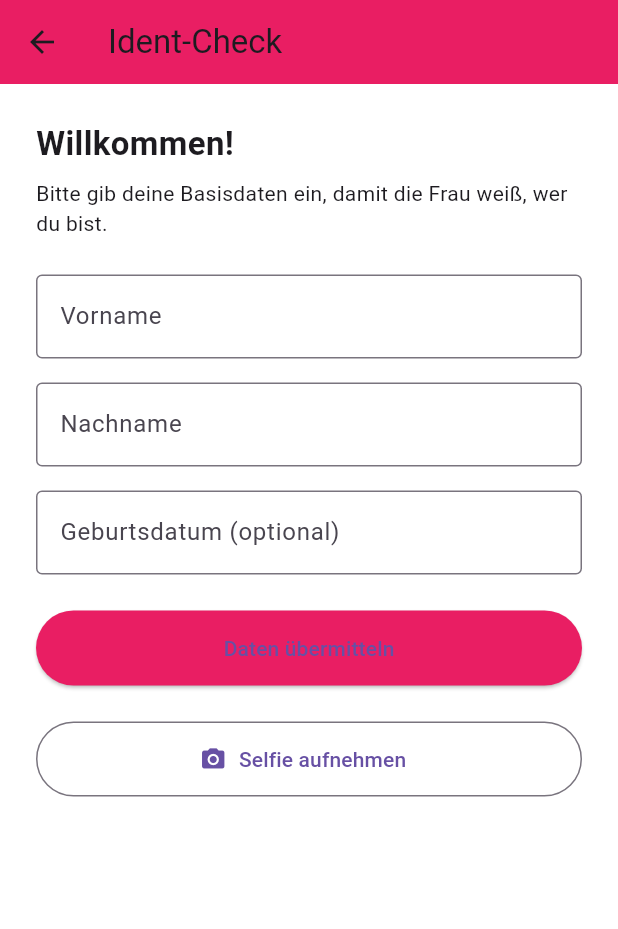
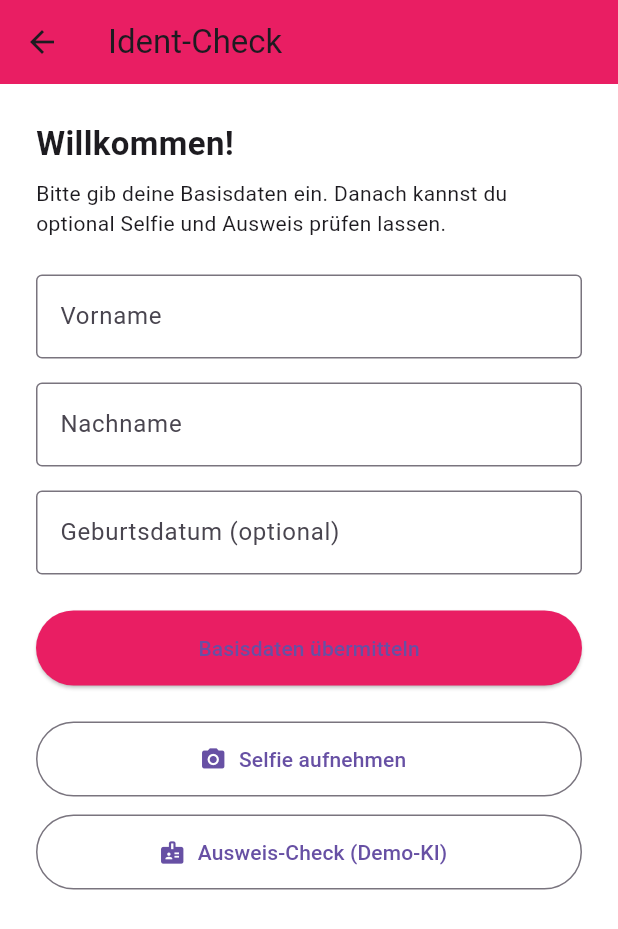
Before and after one commit to skberlin/mysafedaddy, a Flutter app: the InvitationScreen screen opened by its route, after a tap on "Einladung erstellen", after a tap on "Als Gast testen", on a phone screen of 412 x 824 dp. Shown: the top 929 px of the screen. Run offline on Flutter 3.47's test engine with Material 3 defaults, Android fonts, the phone set to English and light mode, and no system bars; our stand-ins replace camera, cloud_firestore, firebase_auth, firebase_core; accounts and stored records are empty.

Commit message:
feat(kys_demo): Ausweis-Check Simulation, Trust-Level-Update, UI-Flow abgeschlossen

```diff
--- a/lib/core/router/app_router.dart
+++ b/lib/core/router/app_router.dart
@@ -12,6 +12,7 @@ import '../../features/safety_timer/presentation/screens/safety_timer_screen.dar
 import '../../features/invitation/presentation/screens/invitation_screen.dart';
 import '../../features/invitation/presentation/screens/guest_invite_screen.dart';
 import '../../features/identification/presentation/screens/selfie_capture_screen.dart';
+import '../../features/identification/presentation/screens/id_verification_screen.dart';
 
 class AppRouter {
   static Route<dynamic>? generateRoute(RouteSettings settings) {
@@ -59,7 +60,8 @@ class AppRouter {
         return MaterialPageRoute(builder: (_) => const HomeScreen());
 
       case '/emergency-contacts':
-        return MaterialPageRoute(builder: (_) => const EmergencyContactsScreen());
+        return MaterialPageRoute(
+            builder: (_) => const EmergencyContactsScreen());
 
       case '/safety-timer':
         return MaterialPageRoute(builder: (_) => const SafetyTimerScreen());
@@ -79,6 +81,12 @@ class AppRouter {
           builder: (_) => SelfieCaptureScreen(inviteId: inviteId),
         );
 
+      case '/id-verification':
+        final inviteId = settings.arguments as String;
+        return MaterialPageRoute(
+          builder: (_) => IdVerificationScreen(inviteId: inviteId),
+        );
+
       default:
         return MaterialPageRoute(
           builder: (_) => const Scaffold(
--- a/lib/features/invitation/presentation/screens/guest_invite_screen.dart
+++ b/lib/features/invitation/presentation/screens/guest_invite_screen.dart
@@ -70,9 +70,7 @@ class _GuestInviteScreenState extends State<GuestInviteScreen> {
       if (!snap.exists) {
         if (!mounted) return;
         ScaffoldMessenger.of(context).showSnackBar(
-          const SnackBar(
-            content: Text("Einladung existiert nicht mehr."),
-          ),
+          const SnackBar(content: Text("Einladung existiert nicht mehr.")),
         );
         return;
       }
@@ -89,10 +87,8 @@ class _GuestInviteScreenState extends State<GuestInviteScreen> {
         'verifiedAt': FieldValue.serverTimestamp(),
       };
 
-      // global speichern
       await _inviteRef.set(updateData, SetOptions(merge: true));
 
-      // spiegeln bei der Frau
       if (ownerUid != null) {
         await FirebaseFirestore.instance
             .collection('users')
@@ -110,8 +106,8 @@ class _GuestInviteScreenState extends State<GuestInviteScreen> {
           title: const Text("Vielen Dank"),
           content: const Text(
             "Deine Basisdaten wurden übermittelt.\n"
-            "Als nächstes kannst du ein Selfie aufnehmen, "
-            "damit die Frau weiß, wer du bist.",
+            "Optional kannst du jetzt noch ein Selfie und einen Ausweis-Check "
+            "durchführen, um das Vertrauen zu erhöhen.",
           ),
           actions: [
             TextButton(
@@ -124,9 +120,7 @@ class _GuestInviteScreenState extends State<GuestInviteScreen> {
     } catch (e) {
       if (!mounted) return;
       ScaffoldMessenger.of(context).showSnackBar(
-        SnackBar(
-          content: Text("Fehler beim Speichern der Daten: $e"),
-        ),
+        SnackBar(content: Text("Fehler beim Speichern der Daten: $e")),
       );
     }
   }
@@ -186,8 +180,8 @@ class _GuestInviteScreenState extends State<GuestInviteScreen> {
               ),
               const SizedBox(height: 8),
               const Text(
-                "Bitte gib deine Basisdaten ein, damit die Frau weiß, "
-                "wer du bist.",
+                "Bitte gib deine Basisdaten ein. Danach kannst du optional "
+                "Selfie und Ausweis prüfen lassen.",
               ),
               const SizedBox(height: 24),
 
@@ -224,12 +218,11 @@ class _GuestInviteScreenState extends State<GuestInviteScreen> {
                   backgroundColor: Colors.pink,
                   minimumSize: const Size(double.infinity, 50),
                 ),
-                child: const Text("Daten übermitteln"),
+                child: const Text("Basisdaten übermitteln"),
               ),
 
               const SizedBox(height: 24),
 
-              // ---------- SELFIE BUTTON ----------
               OutlinedButton.icon(
                 onPressed: () {
                   Navigator.pushNamed(
@@ -244,6 +237,23 @@ class _GuestInviteScreenState extends State<GuestInviteScreen> {
                 ),
                 label: const Text("Selfie aufnehmen"),
               ),
+
+              const SizedBox(height: 12),
+
+              OutlinedButton.icon(
+                onPressed: () {
+                  Navigator.pushNamed(
+                    context,
+                    '/id-verification',
+                    arguments: widget.inviteId,
+                  );
+                },
+                icon: const Icon(Icons.badge),
+                style: OutlinedButton.styleFrom(
+                  minimumSize: const Size(double.infinity, 50),
+                ),
+                label: const Text("Ausweis-Check (Demo-KI)"),
+              ),
             ],
           ),
         ),
--- a/lib/features/invitation/presentation/screens/invitation_screen.dart
+++ b/lib/features/invitation/presentation/screens/invitation_screen.dart
@@ -43,7 +43,6 @@ class _InvitationScreenState extends State<InvitationScreen> {
 
     final globalRef =
         FirebaseFirestore.instance.collection('invites').doc();
-
     final inviteId = globalRef.id;
 
     final data = {
@@ -51,7 +50,10 @@ class _InvitationScreenState extends State<InvitationScreen> {
       'createdAt': FieldValue.serverTimestamp(),
       'status': 'open',
       'verifiedBasic': false,
+      'selfiePresent': false,
       'selfieVerified': false,
+      'idVerified': false,
+      'badgeLevel': 0,
     };
 
     await globalRef.set(data);
@@ -59,7 +61,6 @@ class _InvitationScreenState extends State<InvitationScreen> {
     await _invitesRef().doc(inviteId).set(data);
 
     if (!mounted) return;
-
     ScaffoldMessenger.of(context).showSnackBar(
       SnackBar(
         content: Text("Einladung erstellt: $inviteId"),
@@ -102,7 +103,7 @@ class _InvitationScreenState extends State<InvitationScreen> {
           }
 
           return ListView.separated(
-            padding: const EdgeInsets.only(bottom: 100),
+            padding: const EdgeInsets.only(bottom: 100, top: 8),
             itemCount: docs.length,
             separatorBuilder: (_, __) => const SizedBox(height: 12),
             itemBuilder: (context, index) {
@@ -113,14 +114,16 @@ class _InvitationScreenState extends State<InvitationScreen> {
               final status = data['status'] ?? 'open';
               final guestFirstName = data['guestFirstName'];
               final guestLastName = data['guestLastName'];
-
               final guestName = (guestFirstName != null &&
                       guestFirstName.toString().isNotEmpty)
                   ? "$guestFirstName ${guestLastName ?? ''}"
                   : null;
 
               final verifiedBasic = data['verifiedBasic'] == true;
+              final selfiePresent = data['selfiePresent'] == true;
               final selfieVerified = data['selfieVerified'] == true;
+              final idVerified = data['idVerified'] == true;
+              final badgeLevel = (data['badgeLevel'] ?? 0) as int;
 
               return Container(
                 margin: const EdgeInsets.symmetric(horizontal: 16),
@@ -132,18 +135,26 @@ class _InvitationScreenState extends State<InvitationScreen> {
                 child: Column(
                   crossAxisAlignment: CrossAxisAlignment.start,
                   children: [
-                    const Text("Einladungscode:",
-                        style: TextStyle(fontWeight: FontWeight.bold)),
+                    const Text(
+                      "Einladungscode:",
+                      style:
+                          TextStyle(fontWeight: FontWeight.bold, fontSize: 14),
+                    ),
                     const SizedBox(height: 4),
                     SelectableText(inviteId),
 
                     const SizedBox(height: 8),
-                    const Text("Link:",
-                        style: TextStyle(fontWeight: FontWeight.bold)),
+                    const Text(
+                      "Link:",
+                      style:
+                          TextStyle(fontWeight: FontWeight.bold, fontSize: 14),
+                    ),
                     SelectableText(
                       _buildLink(inviteId),
-                      style:
-                          const TextStyle(color: Colors.blueAccent, fontSize: 13),
+                      style: const TextStyle(
+                        color: Colors.blueAccent,
+                        fontSize: 13,
+                      ),
                     ),
 
                     const SizedBox(height: 8),
@@ -158,11 +169,15 @@ class _InvitationScreenState extends State<InvitationScreen> {
                               Text("Gast: $guestName"),
                             ],
                           )
-                        : const Text("Gast hat Daten noch nicht ausgefüllt."),
+                        : const Text(
+                            "Gast hat Daten noch nicht ausgefüllt.",
+                            style:
+                                TextStyle(fontSize: 13, color: Colors.grey),
+                          ),
 
                     const SizedBox(height: 8),
 
-                    // ---------- STATUS BLOCK ----------
+                    // ---------- STATUS / BADGE ----------
                     Column(
                       crossAxisAlignment: CrossAxisAlignment.start,
                       children: [
@@ -182,8 +197,10 @@ class _InvitationScreenState extends State<InvitationScreen> {
                                   ? "Ident-Status: Basisdaten bestätigt"
                                   : "Ident-Status: noch offen",
                               style: TextStyle(
-                                color:
-                                    verifiedBasic ? Colors.green : Colors.grey,
+                                color: verifiedBasic
+                                    ? Colors.green
+                                    : Colors.grey,
+                                fontSize: 13,
                               ),
                             ),
                           ],
@@ -192,23 +209,58 @@ class _InvitationScreenState extends State<InvitationScreen> {
                         Row(
                           children: [
                             Icon(
-                              selfieVerified
+                              selfieVerified || selfiePresent
                                   ? Icons.face_retouching_natural
                                   : Icons.face,
-                              color:
-                                  selfieVerified ? Colors.green : Colors.grey,
+                              color: (selfieVerified || selfiePresent)
+                                  ? Colors.green
+                                  : Colors.grey,
                               size: 20,
                             ),
                             const SizedBox(width: 6),
                             Text(
-                              selfieVerified
+                              (selfieVerified || selfiePresent)
                                   ? "Selfie: vorhanden"
                                   : "Selfie: noch ausstehend",
                               style: TextStyle(
-                                color: selfieVerified
+                                color: (selfieVerified || selfiePresent)
                                     ? Colors.green
                                     : Colors.grey,
+                                fontSize: 13,
                               ),
+                            ),
+                          ],
+                        ),
+                        const SizedBox(height: 4),
+                        Row(
+                          children: [
+                            Icon(
+                              idVerified ? Icons.badge : Icons.badge_outlined,
+                              color:
+                                  idVerified ? Colors.green : Colors.grey,
+                              size: 20,
+                            ),
+                            const SizedBox(width: 6),
+                            Text(
+                              idVerified
+                                  ? "Ausweis-Check: bestätigt"
+                                  : "Ausweis-Check: noch offen",
+                              style: TextStyle(
+                                color:
+                                    idVerified ? Colors.green : Colors.grey,
+                                fontSize: 13,
+                              ),
+                            ),
+                          ],
+                        ),
+                        const SizedBox(height: 4),
+                        Row(
+                          children: [
+                            const Icon(Icons.shield, size: 20),
+                            const SizedBox(width: 6),
+                            Text(
+                              "Trust-Level: $badgeLevel / 3",
+                              style: const TextStyle(fontSize: 13),
                             ),
                           ],
                         ),
```
Also changed, not shown: lib/features/identification/presentation/screens/id_verification_screen.dart (added, +298 -0 lines).
